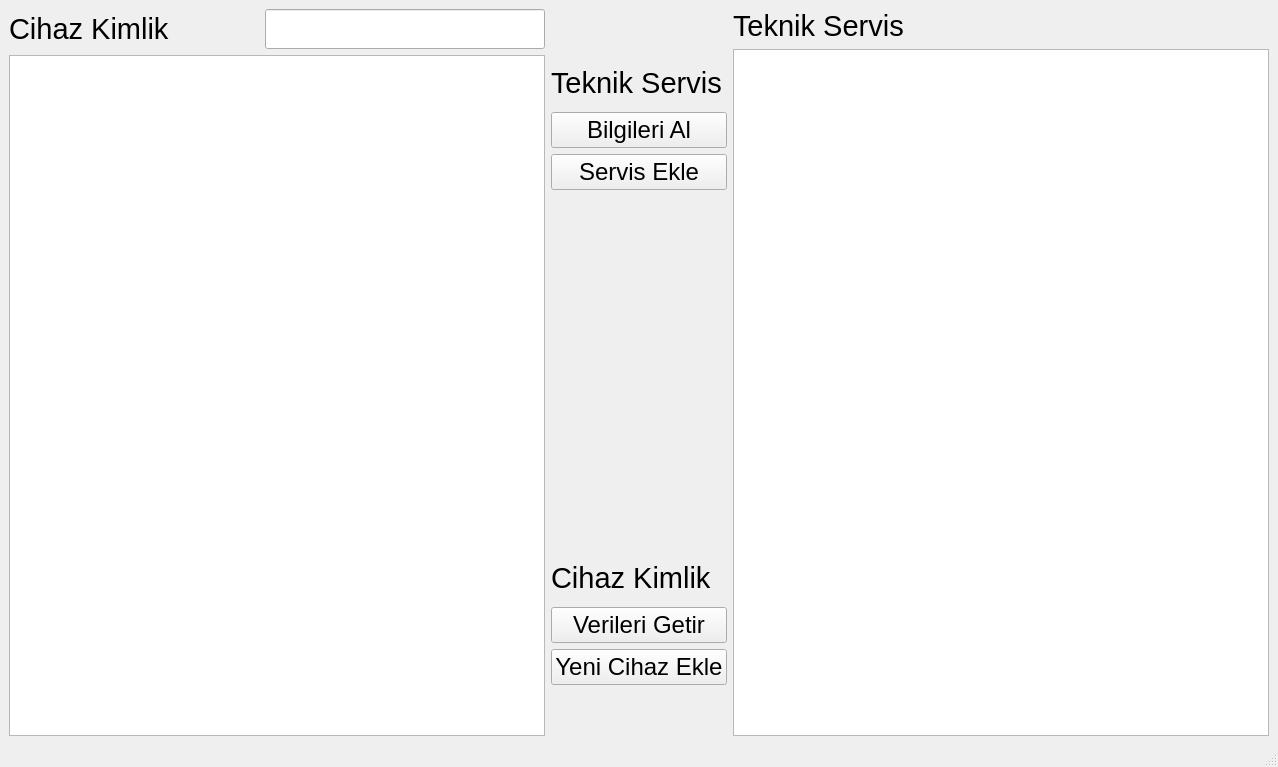
This is mainwindow.ui in yunusemrecinar/QT5-cihaz-kimlik-teknik-servis as Qt 5 draws it before an edit. The edited form follows.
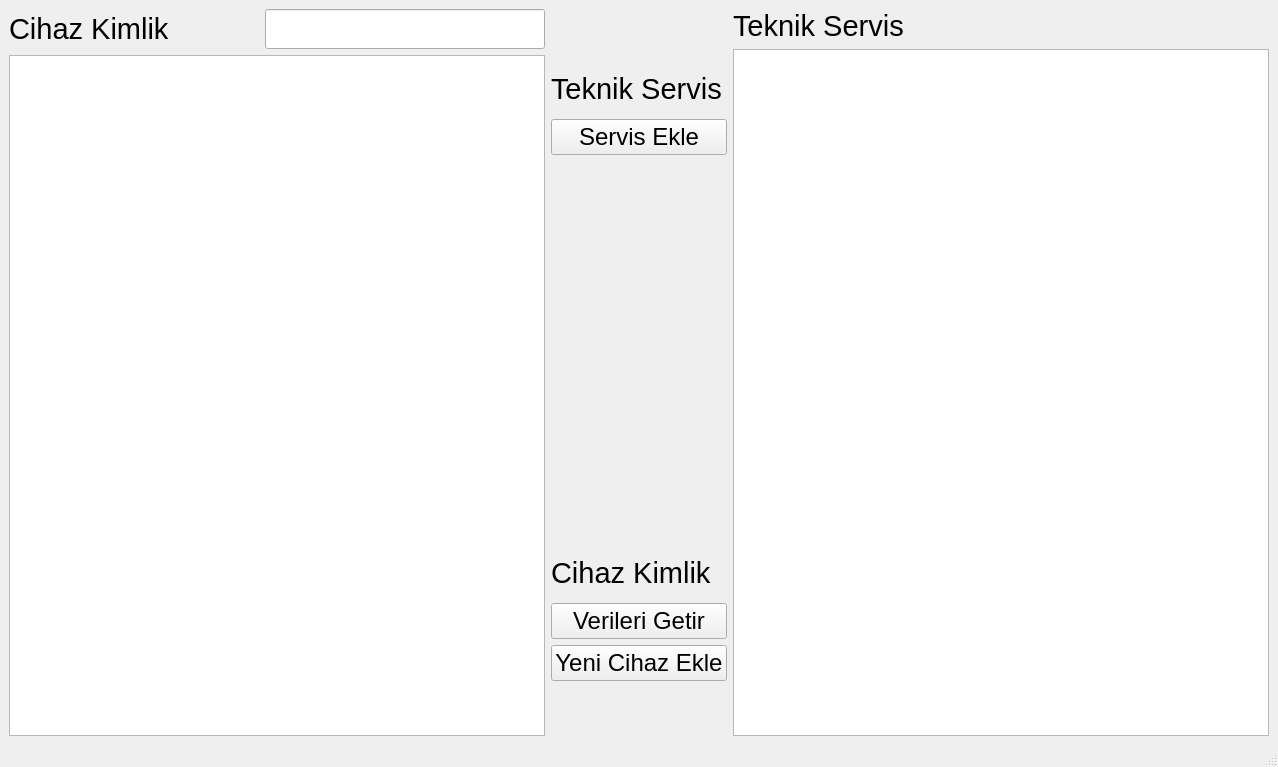
This is the edited form.

Patch:
```diff
--- a/mainwindow.ui
+++ b/mainwindow.ui
@@ -91,18 +91,6 @@
           </property>
          </widget>
         </item>
-        <item>
-         <widget class="QPushButton" name="pushButton_servis_bilgial">
-          <property name="font">
-           <font>
-            <pointsize>18</pointsize>
-           </font>
-          </property>
-          <property name="text">
-           <string>Bilgileri Al</string>
-          </property>
-         </widget>
-        </item>
         <item>
          <widget class="QPushButton" name="pushButton_servis_ekle">
           <property name="font">
```
